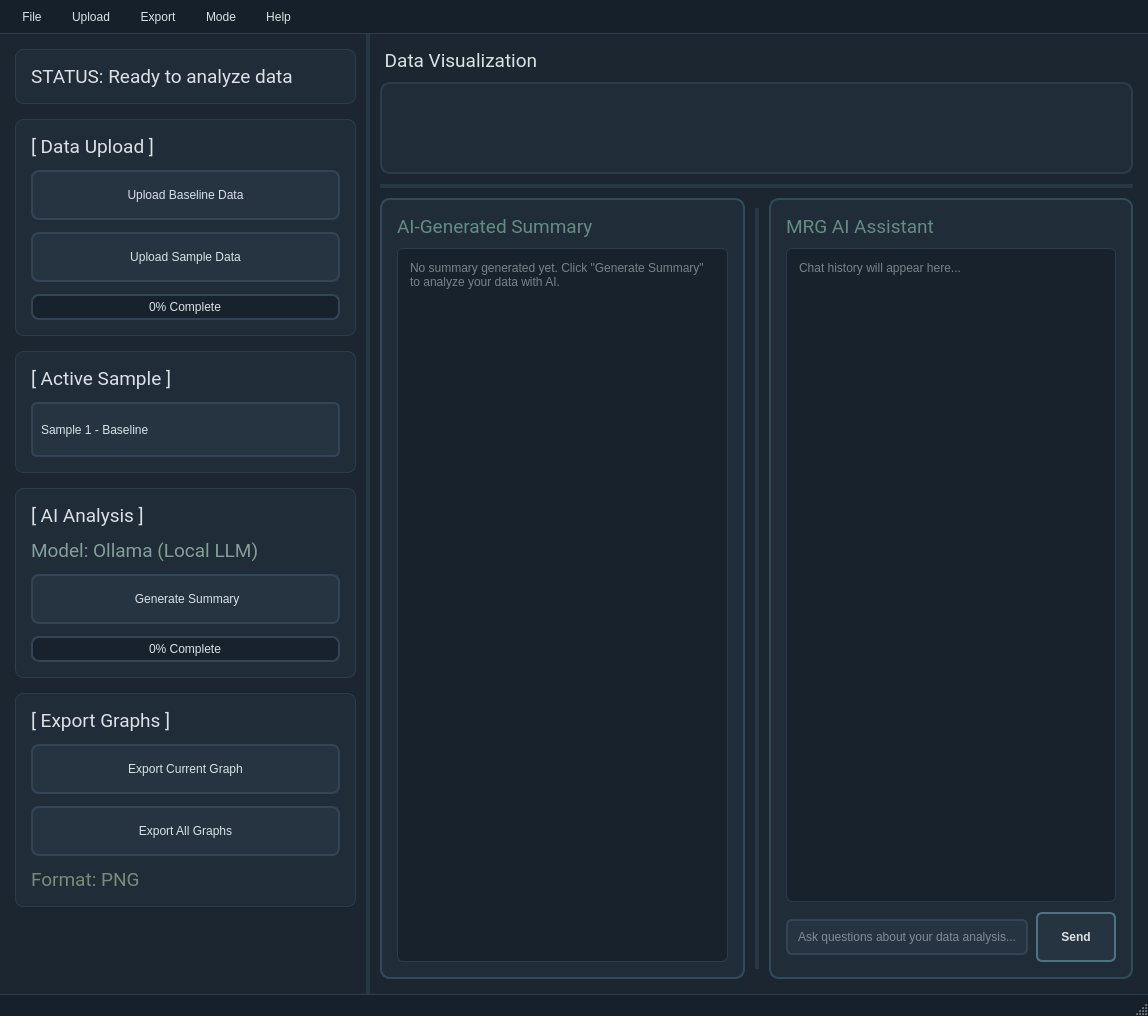
JinLeeGG/YCP_Grease_Analyzer, file GUI/Analyzer_main.ui: the form before one commit.
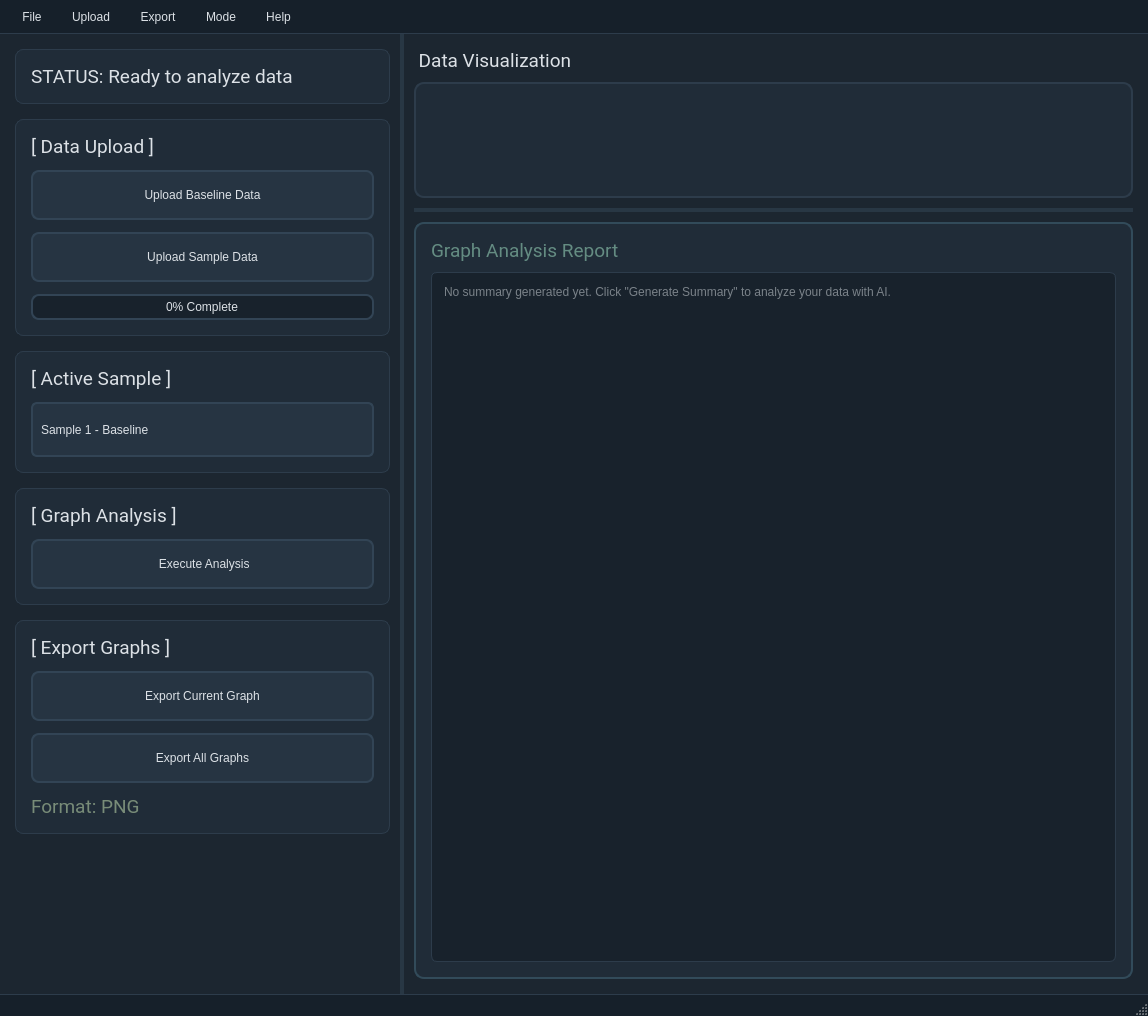
The form after the commit. Icons and pictures are not drawn.

Commit message: help me

The edit to the form file:
```diff
--- a/GUI/Analyzer_main.ui
+++ b/GUI/Analyzer_main.ui
@@ -480,25 +480,7 @@
               </font>
              </property>
              <property name="text">
-              <string>[ AI Analysis ]</string>
-             </property>
-            </widget>
-           </item>
-           <item>
-            <widget class="QLabel" name="aiModelInfo">
-             <property name="font">
-              <font>
-               <family>Roboto</family>
-               <pointsize>14</pointsize>
-               <italic>false</italic>
-               <bold>false</bold>
-              </font>
-             </property>
-             <property name="styleSheet">
-              <string notr="true">color: rgb(130, 160, 150);</string>
-             </property>
-             <property name="text">
-              <string>Model: Ollama (Local LLM)</string>
+              <string>[ Graph Analysis ]</string>
              </property>
             </widget>
            </item>
@@ -542,29 +524,7 @@
               </string>
              </property>
              <property name="text">
-              <string> Generate Summary</string>
-             </property>
-            </widget>
-           </item>
-           <item>
-            <widget class="QProgressBar" name="aiProgress">
-             <property name="styleSheet">
-              <string notr="true">
-QProgressBar::chunk {
-    background: qlineargradient(x1:0, y1:0, x2:1, y2:0,
-                                stop:0 rgb(50, 85, 100),
-                                stop:1 rgb(75, 115, 130));
-}
-              </string>
-             </property>
-             <property name="value">
-              <number>0</number>
-             </property>
-             <property name="textVisible">
-              <bool>true</bool>
-             </property>
-             <property name="format">
-              <string>%p% Complete</string>
+              <string> Execute Analysis</string>
              </property>
             </widget>
            </item>
@@ -916,7 +876,7 @@
                   <string notr="true">color: rgb(100, 140, 130);</string>
                  </property>
                  <property name="text">
-                  <string>AI-Generated Summary</string>
+                  <string>Graph Analysis Report</string>
                  </property>
                 </widget>
                </item>
@@ -947,158 +907,6 @@
              </item>
             </layout>
            </widget>
-           <widget class="QFrame" name="aiChatFrame">
-            <property name="sizePolicy">
-             <sizepolicy hsizetype="Expanding" vsizetype="Preferred">
-              <horstretch>0</horstretch>
-              <verstretch>0</verstretch>
-             </sizepolicy>
-            </property>
-            <property name="styleSheet">
-             <string notr="true">
-#aiChatFrame {
-    background: rgb(32, 44, 56);
-    border: 2px solid rgb(50, 75, 90);
-    border-radius: 10px;
-}
-
-QTextEdit {
-    background: rgb(24, 34, 44);
-    border: 1px solid rgb(45, 60, 75);
-    border-radius: 6px;
-    color: rgb(220, 225, 230);
-    font: 11pt &quot;Roboto&quot;;
-    padding: 8px;
-}
-
-QLineEdit {
-    background: rgb(38, 52, 66);
-    border: 2px solid rgb(50, 68, 85);
-    border-radius: 6px;
-    color: rgb(220, 225, 230);
-    font: 11pt &quot;Roboto&quot;;
-    padding: 8px;
-}
-
-QLineEdit:focus {
-    border: 2px solid rgb(100, 130, 80);
-}
-            </string>
-            </property>
-            <property name="frameShape">
-             <enum>QFrame::StyledPanel</enum>
-            </property>
-            <layout class="QVBoxLayout" name="aiChatLayout">
-             <property name="spacing">
-              <number>10</number>
-             </property>
-             <property name="leftMargin">
-              <number>15</number>
-             </property>
-             <property name="topMargin">
-              <number>15</number>
-             </property>
-             <property name="rightMargin">
-              <number>15</number>
-             </property>
-             <property name="bottomMargin">
-              <number>15</number>
-             </property>
-             <item>
-              <widget class="QLabel" name="aiChatTitle">
-               <property name="font">
-                <font>
-                 <family>Roboto</family>
-                 <pointsize>14</pointsize>
-                 <italic>false</italic>
-                 <bold>false</bold>
-                </font>
-               </property>
-               <property name="styleSheet">
-                <string notr="true">color: rgb(100, 140, 130);</string>
-               </property>
-               <property name="text">
-                <string>MRG AI Assistant</string>
-               </property>
-              </widget>
-             </item>
-             <item>
-              <widget class="QTextEdit" name="chatDisplay">
-               <property name="readOnly">
-                <bool>true</bool>
-               </property>
-               <property name="placeholderText">
-                <string>Chat history will appear here...</string>
-               </property>
-              </widget>
-             </item>
-             <item>
-              <layout class="QHBoxLayout" name="chatInputLayout">
-               <property name="spacing">
-                <number>8</number>
-               </property>
-               <item>
-                <widget class="QLineEdit" name="chatInput">
-                 <property name="placeholderText">
-                  <string>Ask questions about your data analysis...</string>
-                 </property>
-                </widget>
-               </item>
-               <item>
-                <widget class="QPushButton" name="btn_send_message">
-                 <property name="minimumSize">
-                  <size>
-                   <width>80</width>
-                   <height>50</height>
-                  </size>
-                 </property>
-                 <property name="maximumSize">
-                  <size>
-                   <width>80</width>
-                   <height>16777215</height>
-                  </size>
-                 </property>
-                 <property name="styleSheet">
-                  <string notr="true">
-QPushButton {
-    background: qlineargradient(x1:0, y1:0, x2:1, y2:0,
-                                stop:0 rgb(50, 85, 100),
-                                stop:1 rgb(75, 115, 130));
-    border: 2px solid rgb(75, 115, 130);
-    border-radius: 6px;
-    color: rgb(220, 225, 230);
-    font: 11pt &quot;Roboto&quot;;
-    font-weight: bold;
-}
-
-QPushButton:hover {
-    background: qlineargradient(x1:0, y1:0, x2:1, y2:0,
-                                stop:0 rgb(60, 95, 110),
-                                stop:1 rgb(85, 125, 140));
-}
-
-QPushButton:pressed {
-    background: qlineargradient(x1:0, y1:0, x2:1, y2:0,
-                                stop:0 rgb(40, 70, 85),
-                                stop:1 rgb(55, 90, 105));
-}
-
-QPushButton:disabled {
-    background: rgb(30, 35, 40);
-    color: rgb(90, 95, 100);
-    border: 2px solid rgb(45, 50, 55);
-}
-                  </string>
-                 </property>
-                 <property name="text">
-                  <string>Send</string>
-                 </property>
-                </widget>
-               </item>
-              </layout>
-             </item>
-            </layout>
-           </widget>
           </widget>
          </widget>
         </item>
```
The commit also changes 1 other file.
